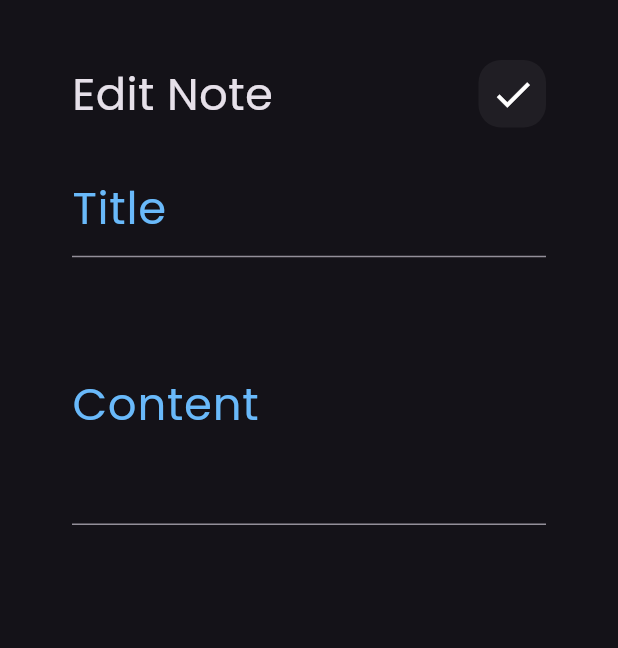
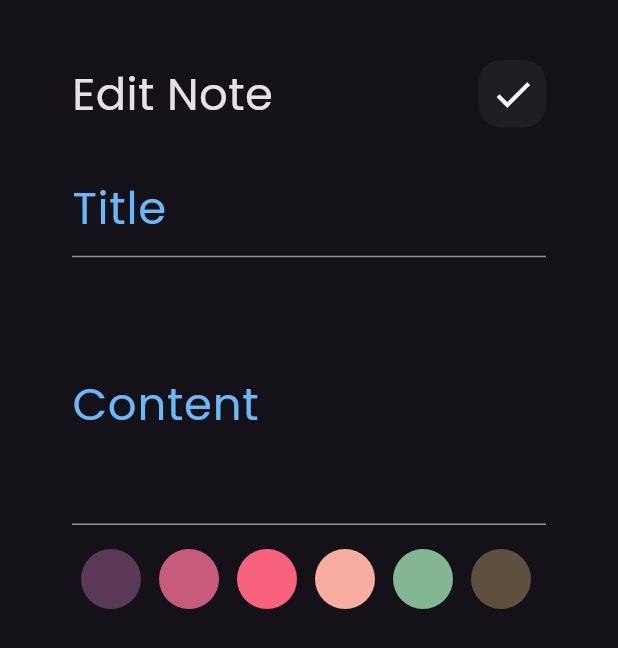
Before and after one commit to KarolHany/JotIt_App, a Flutter app: the EditNoteView screen opened directly with empty values, on a phone screen of 412 x 824 dp. Shown: the top 648 px of the screen. Run offline on Flutter 3.47's test engine with Material 3 defaults, Android fonts, the phone set to English and light mode, and no system bars; our stand-ins replace bloc, flutter_bloc, font_awesome_flutter, hive, hive_flutter; accounts and stored records are empty.

Commit message:
create edit note colors list view

```diff
--- a/lib/helper/constants.dart
+++ b/lib/helper/constants.dart
@@ -2,3 +2,15 @@ import 'package:flutter/material.dart';
 
 const kPrimaryColor = Color.fromARGB(255, 105, 185, 250);
 const kNotesBox = 'notes_box';
+ List<Color> kColors = const [
+    Color(0xFF5B3758),
+    Color(0xFFC65B7C),
+    Color(0xFFF9627D),
+    Color(0xFFF9ADA0),
+    Color(0xFF83B692),
+    Color(0xFF5E503F),
+    Color(0xFFA9927D),
+    Color(0xFFF2F4F3),
+    Color(0xFF22333B),
+    Color(0xFFBADEFC),
+  ];
--- a/lib/widgets/colors_list_view.dart
+++ b/lib/widgets/colors_list_view.dart
@@ -2,6 +2,7 @@ import 'package:flutter/material.dart';
 import 'package:flutter_bloc/flutter_bloc.dart';
 import 'package:jotit_app/cubits/add_note_cubit/add_note_cubit.dart';
 import 'package:jotit_app/helper/constants.dart';
+import 'package:jotit_app/models/note_model.dart';
 
 class ColorItem extends StatelessWidget {
   const ColorItem({super.key, required this.isActive, required this.color});
@@ -14,7 +15,7 @@ class ColorItem extends StatelessWidget {
             backgroundColor: Colors.white,
             radius: 20,
             child: CircleAvatar(
-              radius: 18,
+              radius: 16,
               backgroundColor: color,
             ),
           )
@@ -33,18 +34,6 @@ class ColorsListView extends StatefulWidget {
 }
 
 class _ColorsListViewState extends State<ColorsListView> {
-  List<Color> colors = const [
-    Color(0xFF5B3758),
-    Color(0xFFC65B7C),
-    Color(0xFFF9627D),
-    Color(0xFFF9ADA0),
-    Color(0xFF83B692),
-    Color(0xFF5E503F),
-    Color(0xFFA9927D),
-    Color(0xFFF2F4F3),
-    Color(0xFF22333B),
-    Color(0xFFBADEFC),
-  ];
   int colorIndex = 0;
   @override
   Widget build(BuildContext context) {
@@ -52,18 +41,18 @@ class _ColorsListViewState extends State<ColorsListView> {
       height: 20 * 2,
       child: ListView.builder(
         scrollDirection: Axis.horizontal,
-        itemCount: colors.length,
+        itemCount: kColors.length,
         itemBuilder: (context, index) {
           return Padding(
             padding: const EdgeInsets.symmetric(horizontal: 6),
             child: GestureDetector(
               onTap: () {
                 colorIndex = index;
-                BlocProvider.of<AddNoteCubit>(context).color = colors[index];
+                BlocProvider.of<AddNoteCubit>(context).color = kColors[index];
                 setState(() {});
               },
               child: ColorItem(
-                color: colors[index],
+                color: kColors[index],
                 isActive: colorIndex == index,
               ),
             ),
@@ -73,3 +62,46 @@ class _ColorsListViewState extends State<ColorsListView> {
     );
   }
 }
+
+class EditNoteColorsList extends StatefulWidget {
+  const EditNoteColorsList({super.key, required this.note});
+  final NoteModel note;
+  @override
+  State<EditNoteColorsList> createState() => _EditNoteColorsListState();
+}
+
+class _EditNoteColorsListState extends State<EditNoteColorsList> {
+  late int colorIndex;
+  @override
+  void initState() {
+    colorIndex = kColors.indexOf(Color(widget.note.color));
+    super.initState();
+  }
+
+  @override
+  Widget build(BuildContext context) {
+    return SizedBox(
+      height: 20 * 2,
+      child: ListView.builder(
+        scrollDirection: Axis.horizontal,
+        itemCount: kColors.length,
+        itemBuilder: (context, index) {
+          return Padding(
+            padding: const EdgeInsets.symmetric(horizontal: 6),
+            child: GestureDetector(
+              onTap: () {
+                colorIndex = index;
+                widget.note.color = kColors[index].value;
+                setState(() {});
+              },
+              child: ColorItem(
+                color: kColors[index],
+                isActive: colorIndex == index,
+              ),
+            ),
+          );
+        },
+      ),
+    );
+  }
+}
--- a/lib/widgets/edit_note_view_body.dart
+++ b/lib/widgets/edit_note_view_body.dart
@@ -2,6 +2,7 @@ import 'package:flutter/material.dart';
 import 'package:flutter_bloc/flutter_bloc.dart';
 import 'package:jotit_app/cubits/notes_cubit/notes_cubit.dart';
 import 'package:jotit_app/models/note_model.dart';
+import 'package:jotit_app/widgets/colors_list_view.dart';
 import 'package:jotit_app/widgets/custom_app_bar.dart';
 import 'package:jotit_app/widgets/edit_text_field.dart';
 
@@ -71,6 +72,10 @@ class _EditNoteViewBodyState extends State<EditNoteViewBody> {
               labelText: 'Content',
               controller: _contentController,
               maxLines: 5,
+            ),
+            const SizedBox(height: 16),
+            EditNoteColorsList(
+              note: widget.note,
             )
           ],
         ),
```
